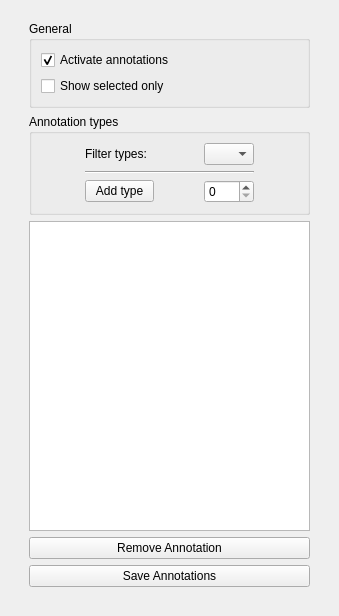
First picture: the form in applications/mne_analyze/plugins/annotationmanager/annotationsettingsview.ui, repository mne-tools/mne-cpp, before the edit.
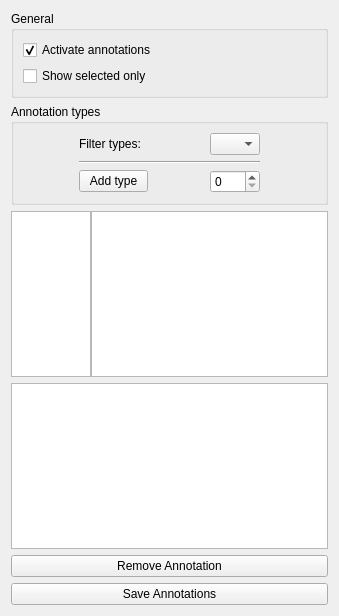
Second picture: the form after the edit.

Commit message: ENH: 2 test views

Diff of the .ui file:
```diff
--- a/applications/mne_analyze/plugins/annotationmanager/annotationsettingsview.ui
+++ b/applications/mne_analyze/plugins/annotationmanager/annotationsettingsview.ui
@@ -35,76 +35,7 @@
    <string>Event List</string>
   </property>
   <layout class="QGridLayout" name="gridLayout_4">
-   <item row="0" column="0">
-    <widget class="QWidget" name="dockWidgetContents" native="true">
-     <property name="sizePolicy">
-      <sizepolicy hsizetype="Expanding" vsizetype="Expanding">
-       <horstretch>0</horstretch>
-       <verstretch>0</verstretch>
-      </sizepolicy>
-     </property>
-     <layout class="QVBoxLayout" name="verticalLayout">
-      <item>
-       <widget class="QWidget" name="widget" native="true">
-        <property name="sizePolicy">
-         <sizepolicy hsizetype="Expanding" vsizetype="Expanding">
-          <horstretch>0</horstretch>
-          <verstretch>0</verstretch>
-         </sizepolicy>
-        </property>
-        <layout class="QVBoxLayout" name="verticalLayout_3">
-         <property name="topMargin">
-          <number>1</number>
-         </property>
-         <item>
-          <widget class="QGroupBox" name="groupBox">
-           <property name="sizePolicy">
-            <sizepolicy hsizetype="Expanding" vsizetype="Fixed">
-             <horstretch>0</horstretch>
-             <verstretch>0</verstretch>
-            </sizepolicy>
-           </property>
-           <property name="title">
-            <string>General</string>
-           </property>
-           <layout class="QGridLayout" name="gridLayout">
-            <item row="0" column="1">
-             <layout class="QGridLayout" name="gridLayout_2">
-              <item row="1" column="1" colspan="2">
-               <widget class="QCheckBox" name="m_checkBox_showSelectedEventsOnly">
-                <property name="sizePolicy">
-                 <sizepolicy hsizetype="Preferred" vsizetype="Fixed">
-                  <horstretch>0</horstretch>
-                  <verstretch>0</verstretch>
-                 </sizepolicy>
-                </property>
-                <property name="text">
-                 <string>Show selected only</string>
-                </property>
-               </widget>
-              </item>
-              <item row="0" column="1" colspan="2">
-               <widget class="QCheckBox" name="m_checkBox_activateEvents">
-                <property name="sizePolicy">
-                 <sizepolicy hsizetype="Preferred" vsizetype="Fixed">
-                  <horstretch>0</horstretch>
-                  <verstretch>0</verstretch>
-                 </sizepolicy>
-                </property>
-                <property name="text">
-                 <string>Activate annotations</string>
-                </property>
-                <property name="checked">
-                 <bool>true</bool>
-                </property>
-               </widget>
-              </item>
-             </layout>
-            </item>
-           </layout>
-          </widget>
-         </item>
-         <item>
+   <item row="1" column="0">
           <widget class="QGroupBox" name="groupBox_2">
            <property name="sizePolicy">
             <sizepolicy hsizetype="Expanding" vsizetype="Fixed">
@@ -221,6 +152,114 @@
            </layout>
           </widget>
          </item>
+   <item row="4" column="0">
+    <widget class="QColumnView" name="columnView"/>
+   </item>
+   <item row="9" column="0">
+    <widget class="QPushButton" name="m_pushButtonSave">
+     <property name="text">
+      <string>Save Annotations</string>
+     </property>
+    </widget>
+   </item>
+   <item row="0" column="0">
+    <widget class="QGroupBox" name="groupBox">
+     <property name="sizePolicy">
+      <sizepolicy hsizetype="Expanding" vsizetype="Fixed">
+       <horstretch>0</horstretch>
+       <verstretch>0</verstretch>
+      </sizepolicy>
+     </property>
+     <property name="title">
+      <string>General</string>
+     </property>
+     <layout class="QGridLayout" name="gridLayout">
+      <item row="0" column="1">
+       <layout class="QGridLayout" name="gridLayout_2">
+        <item row="1" column="1" colspan="2">
+         <widget class="QCheckBox" name="m_checkBox_showSelectedEventsOnly">
+          <property name="sizePolicy">
+           <sizepolicy hsizetype="Preferred" vsizetype="Fixed">
+            <horstretch>0</horstretch>
+            <verstretch>0</verstretch>
+           </sizepolicy>
+          </property>
+          <property name="text">
+           <string>Show selected only</string>
+          </property>
+         </widget>
+        </item>
+        <item row="0" column="1" colspan="2">
+         <widget class="QCheckBox" name="m_checkBox_activateEvents">
+          <property name="sizePolicy">
+           <sizepolicy hsizetype="Preferred" vsizetype="Fixed">
+            <horstretch>0</horstretch>
+            <verstretch>0</verstretch>
+           </sizepolicy>
+          </property>
+          <property name="text">
+           <string>Activate annotations</string>
+          </property>
+          <property name="checked">
+           <bool>true</bool>
+          </property>
+         </widget>
+        </item>
+       </layout>
+      </item>
+     </layout>
+    </widget>
+   </item>
+   <item row="8" column="0">
+    <widget class="QPushButton" name="m_pushButtonDelete">
+     <property name="text">
+      <string>Remove Annotation</string>
+     </property>
+    </widget>
+   </item>
+   <item row="2" column="0">
+    <widget class="QFrame" name="horizontalFrame">
+     <property name="lineWidth">
+      <number>0</number>
+     </property>
+     <layout class="QHBoxLayout" name="horizontalLayout_2">
+      <property name="spacing">
+       <number>0</number>
+      </property>
+      <property name="leftMargin">
+       <number>0</number>
+      </property>
+      <property name="topMargin">
+       <number>0</number>
+      </property>
+      <property name="rightMargin">
+       <number>0</number>
+      </property>
+      <property name="bottomMargin">
+       <number>0</number>
+      </property>
+      <item>
+       <widget class="QListView" name="listView">
+        <property name="sizePolicy">
+         <sizepolicy hsizetype="Minimum" vsizetype="Expanding">
+          <horstretch>0</horstretch>
+          <verstretch>0</verstretch>
+         </sizepolicy>
+        </property>
+        <property name="minimumSize">
+         <size>
+          <width>50</width>
+          <height>0</height>
+         </size>
+        </property>
+        <property name="maximumSize">
+         <size>
+          <width>80</width>
+          <height>500000</height>
+         </size>
+        </property>
+       </widget>
+      </item>
          <item>
           <widget class="QTableView" name="m_tableView_eventTableView">
            <property name="enabled">
@@ -274,23 +313,6 @@
            <property name="sortingEnabled">
             <bool>false</bool>
            </property>
-          </widget>
-         </item>
-         <item>
-          <widget class="QPushButton" name="m_pushButtonDelete">
-           <property name="text">
-            <string>Remove Annotation</string>
-           </property>
-          </widget>
-         </item>
-         <item>
-          <widget class="QPushButton" name="m_pushButtonSave">
-           <property name="text">
-            <string>Save Annotations</string>
-           </property>
-          </widget>
-         </item>
-        </layout>
        </widget>
       </item>
      </layout>
```
Lines whose indentation alone changed are shown as unchanged.
